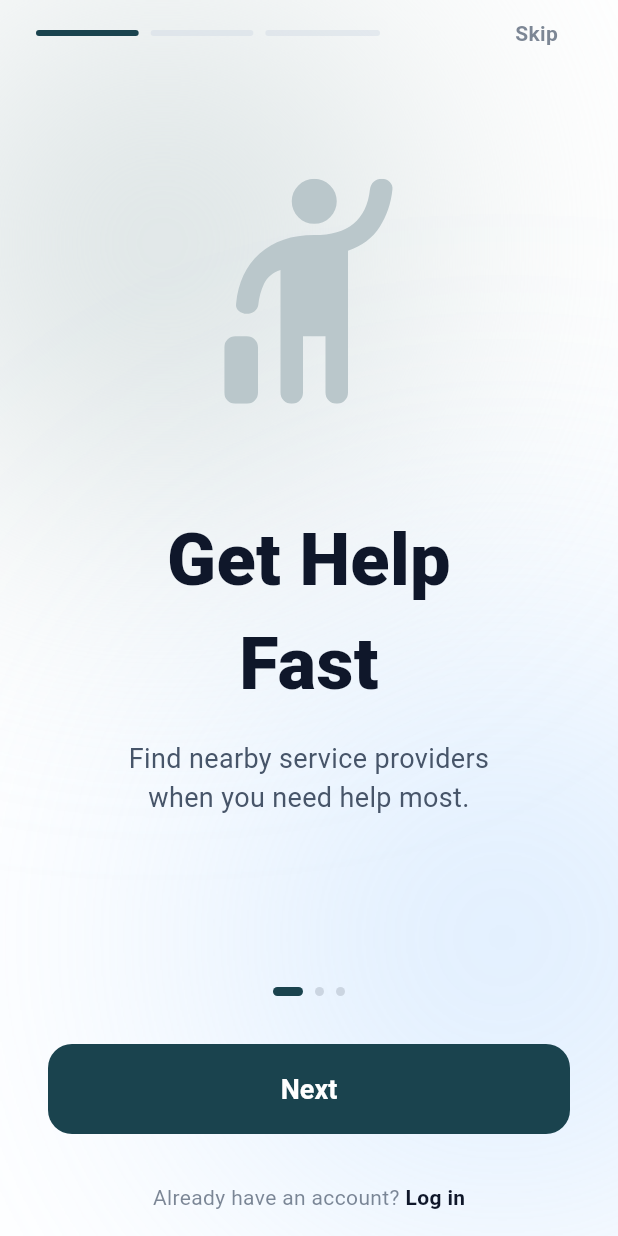
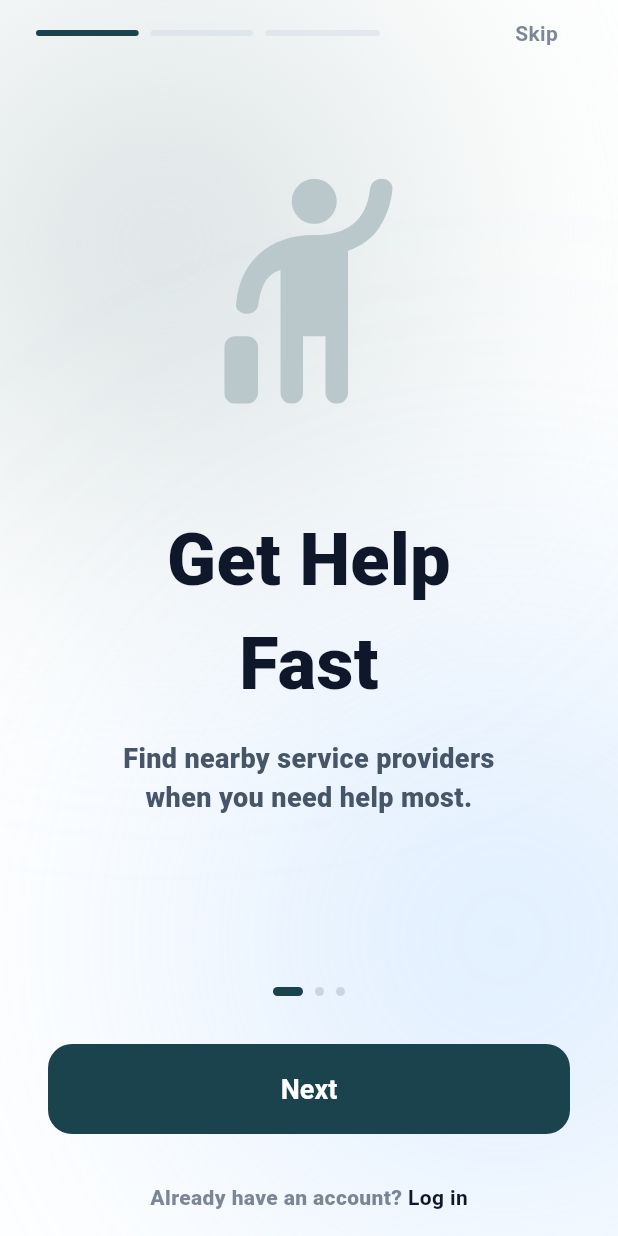
Before and after one commit to michaelomopekun/road_rescue.mobile, a Flutter app: the screen it shows after launch, on a phone screen of 412 x 824 dp. Run offline on Flutter 3.47's test engine with Material 3 defaults, Android fonts, the phone set to English and light mode, and no system bars; our stand-ins replace flutter_svg, shared_preferences.

Commit message:
Add CustomTextField widget; update AppColors and AppTheme for improved styling

```diff
--- a/lib/theme/app_colors.dart
+++ b/lib/theme/app_colors.dart
@@ -21,7 +21,7 @@ class AppColors {
   static const textSecondary = Color(0xFF475569);
 
   // Borders
-  static const border = Color(0xFFE5E7EB);
+  static const border = Color(0xFFE2E8F0);
   static const divider = Color(0xFFF3F4F6);
 
   // Gradient
--- a/lib/theme/app_theme.dart
+++ b/lib/theme/app_theme.dart
@@ -21,14 +21,19 @@ class AppTheme {
         color: AppColors.textPrimary,
       ),
       titleMedium: TextStyle(
-        fontSize: 20,
-        fontWeight: FontWeight.w600,
+        fontSize: 32,
+        fontWeight: FontWeight.w900,
         color: AppColors.textPrimary,
       ),
       bodyMedium: TextStyle(
         fontSize: 18,
-        fontWeight: FontWeight.w400,
+        fontWeight: FontWeight.w900,
         color: AppColors.textSecondary,
+      ),
+      bodySmall: TextStyle(
+        fontSize: 18,
+        fontWeight: FontWeight.w900,
+        color: AppColors.textPrimary,
       ),
       labelLarge: TextStyle(
         fontSize: 18,
```
Also changed, not shown: lib/shared/widgets/custom_text_field.dart (+75 -0 lines).
